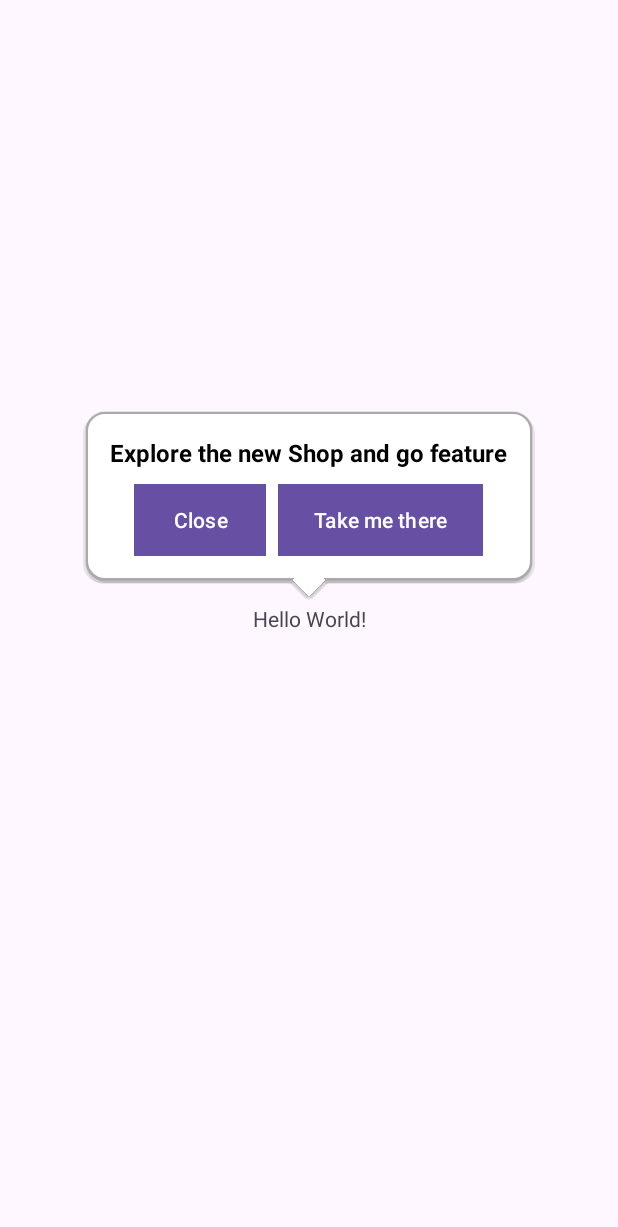
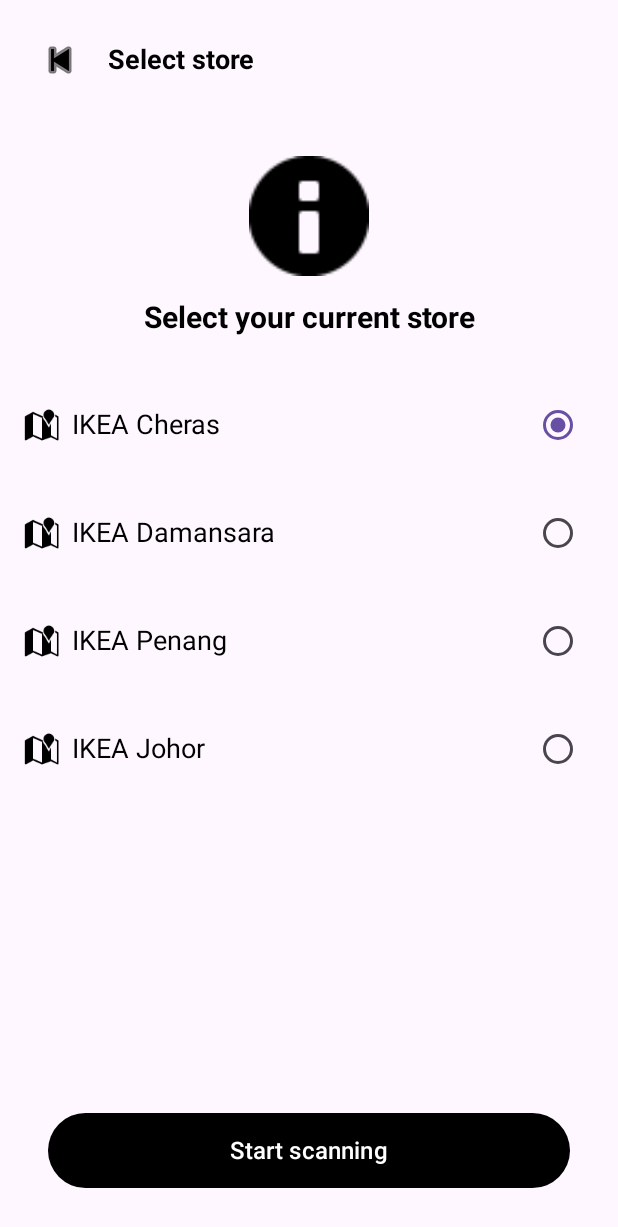
Before and after one commit to sgopal138/android-tooltip, an Android app built with Jetpack Compose: the screen it shows after launch (MainActivity before the commit, ComposeActivity after it), after a tap on "Hello World!", on a phone screen of 412 x 824 dp. Shown: the top 1227 px of the screen. Run offline under Robolectric (Android 15) with nearby library versions, the phone set to English and light mode, and no system bars.

Commit message:
Compose list

```diff
--- a/app/src/main/AndroidManifest.xml
+++ b/app/src/main/AndroidManifest.xml
@@ -12,7 +12,7 @@
         android:supportsRtl="true"
         android:theme="@style/Theme.TooltipApplication"
         tools:targetApi="31">
-        <activity
+       <activity
             android:name=".MainActivity"
             android:exported="true">
             <intent-filter>
@@ -21,6 +21,7 @@
                 <category android:name="android.intent.category.LAUNCHER" />
             </intent-filter>
         </activity>
+        <activity android:name=".ComposeActivity"/>
     </application>
 
 </manifest>
--- /dev/null
+++ b/app/src/main/java/com/example/tooltipapplication/ComposeActivity.kt
@@ -0,0 +1,125 @@
+package com.example.tooltipapplication
+
+import android.os.Bundle
+import androidx.activity.ComponentActivity
+import androidx.activity.compose.setContent
+import androidx.compose.foundation.background
+import androidx.compose.foundation.clickable
+import androidx.compose.foundation.layout.*
+import androidx.compose.foundation.shape.RoundedCornerShape
+import androidx.compose.material.*
+import androidx.compose.material3.Button
+import androidx.compose.material3.ButtonDefaults
+import androidx.compose.material3.Icon
+import androidx.compose.material3.IconButton
+import androidx.compose.material3.RadioButton
+import androidx.compose.material3.Text
+import androidx.compose.runtime.*
+import androidx.compose.ui.Alignment
+import androidx.compose.ui.Modifier
+import androidx.compose.ui.graphics.Color
+import androidx.compose.ui.res.painterResource
+import androidx.compose.ui.text.font.FontWeight
+import androidx.compose.ui.tooling.preview.Preview
+import androidx.compose.ui.unit.dp
+import androidx.compose.ui.unit.sp
+
+class ComposeActivity : ComponentActivity() {
+    override fun onCreate(savedInstanceState: Bundle?) {
+        super.onCreate(savedInstanceState)
+        setContent {
+            val storeList = listOf("IKEA Cheras", "IKEA Damansara", "IKEA Penang", "IKEA Johor")
+            StoreSelectionScreen(storeList)
+        }
+    }
+}
+
+@Composable
+fun StoreSelectionScreen(storeList: List<String>) {
+    var selectedStore by remember { mutableStateOf(storeList.first()) }
+
+    Column(
+        modifier = Modifier
+            .fillMaxSize()
+            .padding(16.dp),
+        horizontalAlignment = Alignment.CenterHorizontally
+    ) {
+        // Back Button and Title
+        Row(modifier = Modifier.fillMaxWidth(), verticalAlignment = Alignment.CenterVertically) {
+            IconButton(onClick = { /* Handle back action */ }) {
+                Icon(
+                    painter = painterResource(id = android.R.drawable.ic_media_previous),
+                    contentDescription = "Back"
+                )
+            }
+            Spacer(modifier = Modifier.width(8.dp))
+            Text(text = "Select store", fontSize = 18.sp, fontWeight = FontWeight.Bold)
+        }
+
+        Spacer(modifier = Modifier.height(40.dp))
+
+        // Store Icon
+        Icon(
+            painter = painterResource(id = android.R.drawable.ic_dialog_info),
+            contentDescription = "Store Icon",
+            modifier = Modifier.size(80.dp)
+        )
+
+        Spacer(modifier = Modifier.height(16.dp))
+
+        // Title
+        Text(text = "Select your current store", fontSize = 20.sp, fontWeight = FontWeight.Bold)
+
+        Spacer(modifier = Modifier.height(24.dp))
+
+        // Dynamic Store List
+        storeList.forEach { storeName ->
+            StoreOption(storeName, selectedStore) { selectedStore = it }
+        }
+
+        Spacer(modifier = Modifier.weight(1f))
+
+        // Button
+        Button(
+            onClick = { /* Handle Start Scanning Action */ },
+            modifier = Modifier
+                .fillMaxWidth()
+                .padding(16.dp)
+                .height(50.dp),
+            shape = RoundedCornerShape(50),
+            colors = ButtonDefaults.buttonColors(containerColor = Color.Black)
+        ) {
+            Text(text = "Start scanning", color = Color.White, fontSize = 16.sp)
+        }
+    }
+}
+
+@Composable
+fun StoreOption(storeName: String, selectedStore: String, onSelect: (String) -> Unit) {
+    Row(
+        modifier = Modifier
+            .fillMaxWidth()
+            .clickable { onSelect(storeName) }
+            .padding(vertical = 12.dp),
+        verticalAlignment = Alignment.CenterVertically
+    ) {
+        Icon(
+            painter = painterResource(id = android.R.drawable.ic_dialog_map),
+            contentDescription = "Store Icon",
+            modifier = Modifier.size(24.dp)
+        )
+        Spacer(modifier = Modifier.width(8.dp))
+        Text(text = storeName, fontSize = 18.sp, modifier = Modifier.weight(1f))
+        RadioButton(
+            selected = storeName == selectedStore,
+            onClick = { onSelect(storeName) }
+        )
+    }
+}
+
+@Preview(showBackground = true)
+@Composable
+fun PreviewStoreSelectionScreen() {
+    val storeList = listOf("IKEA Cheras", "IKEA Damansara", "IKEA Penang", "IKEA Johor")
+    StoreSelectionScreen(storeList)
+}
--- a/app/src/main/java/com/example/tooltipapplication/MainActivity.java
+++ b/app/src/main/java/com/example/tooltipapplication/MainActivity.java
@@ -3,6 +3,7 @@ package com.example.tooltipapplication;
 import android.app.Activity;
 import android.app.Dialog;
 import android.content.Context;
+import android.content.Intent;
 import android.graphics.Color;
 import android.graphics.drawable.ColorDrawable;
 import android.os.Bundle;
@@ -37,7 +38,11 @@ public class MainActivity extends AppCompatActivity {
         });
 
         TextView showTooltipButton = findViewById(R.id.textview);
-        showTooltipButton.setOnClickListener(v-> showTooltip(showTooltipButton, this));
+//        showTooltipButton.setOnClickListener(v-> showTooltip(showTooltipButton, this));
+        showTooltipButton.setOnClickListener(v-> {
+            Intent intent = new Intent(MainActivity.this, ComposeActivity.class);
+            startActivity(intent);
+        });
     }
 
 
--- a/app/src/main/res/values/strings.xml
+++ b/app/src/main/res/values/strings.xml
@@ -1,3 +1,4 @@
 <resources>
     <string name="app_name">TooltipApplication</string>
+    <string name="title_activity_list">ListActivity</string>
 </resources>
--- a/build.gradle.kts
+++ b/build.gradle.kts
@@ -1,4 +1,5 @@
 // Top-level build file where you can add configuration options common to all sub-projects/modules.
 plugins {
     alias(libs.plugins.android.application) apply false
+    alias(libs.plugins.jetbrains.kotlin.android) apply false
 }
```
Also changed, not shown: app/build.gradle.kts (+29 -0 lines), gradle/libs.versions.toml (+15 -0 lines).
